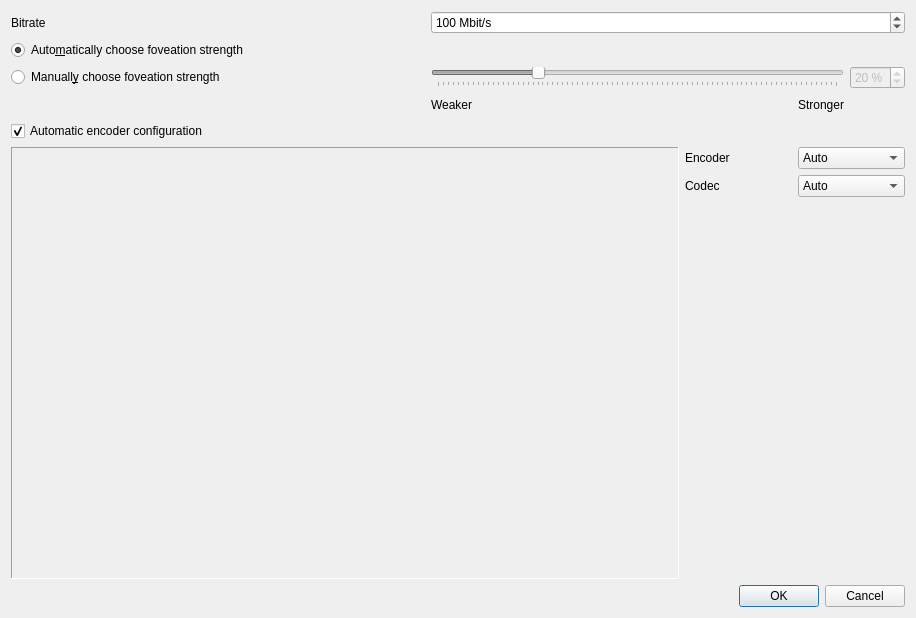
First picture: the form in server-gui/settings.ui, repository Beyley/WiVRn, before the edit.
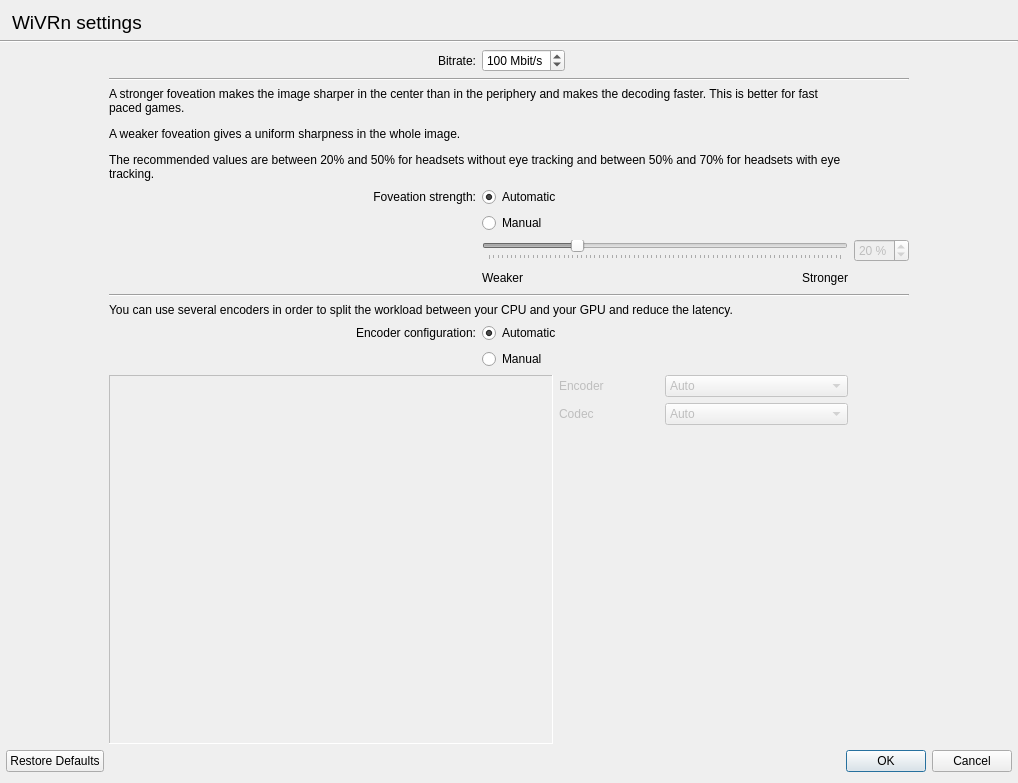
Second picture: the form after the edit. Icons and pictures are not drawn. Custom widgets are drawn as their Qt base class.

Patch:
```diff
--- a/server-gui/settings.ui
+++ b/server-gui/settings.ui
@@ -6,78 +6,46 @@
    <rect>
     <x>0</x>
     <y>0</y>
-    <width>916</width>
-    <height>618</height>
+    <width>1018</width>
+    <height>783</height>
    </rect>
   </property>
   <property name="windowTitle">
    <string>Settings</string>
   </property>
   <layout class="QVBoxLayout" name="verticalLayout">
+   <property name="leftMargin">
+    <number>0</number>
+   </property>
+   <property name="rightMargin">
+    <number>0</number>
+   </property>
    <item>
     <layout class="QGridLayout" name="gridLayout_2">
-     <item row="0" column="0">
+     <item row="6" column="1">
+      <widget class="QLabel" name="label_4">
+       <property name="text">
+        <string>Foveation strength:</string>
+       </property>
+       <property name="alignment">
+        <set>Qt::AlignmentFlag::AlignRight|Qt::AlignmentFlag::AlignTrailing|Qt::AlignmentFlag::AlignVCenter</set>
+       </property>
+      </widget>
+     </item>
+     <item row="2" column="1">
       <widget class="QLabel" name="bitrate_label">
        <property name="text">
-        <string>Bitrate</string>
+        <string>Bitrate:</string>
+       </property>
+       <property name="alignment">
+        <set>Qt::AlignmentFlag::AlignRight|Qt::AlignmentFlag::AlignTrailing|Qt::AlignmentFlag::AlignVCenter</set>
        </property>
        <property name="buddy">
         <cstring>bitrate</cstring>
        </property>
       </widget>
      </item>
-     <item row="1" column="0">
-      <widget class="QRadioButton" name="radio_auto_foveation">
-       <property name="text">
-        <string>Auto&amp;matically choose foveation strength</string>
-       </property>
-       <property name="checked">
-        <bool>true</bool>
-       </property>
-       <attribute name="buttonGroup">
-        <string notr="true">group_foveation</string>
-       </attribute>
-      </widget>
-     </item>
-     <item row="0" column="2" colspan="2">
-      <widget class="QDoubleSpinBox" name="bitrate">
-       <property name="suffix">
-        <string> Mbit/s</string>
-       </property>
-       <property name="decimals">
-        <number>0</number>
-       </property>
-       <property name="minimum">
-        <double>1.000000000000000</double>
-       </property>
-       <property name="maximum">
-        <double>200.000000000000000</double>
-       </property>
-       <property name="value">
-        <double>100.000000000000000</double>
-       </property>
-      </widget>
-     </item>
-     <item row="2" column="3">
-      <widget class="QSpinBox" name="spin_foveation">
-       <property name="enabled">
-        <bool>false</bool>
-       </property>
-       <property name="readOnly">
-        <bool>false</bool>
-       </property>
-       <property name="suffix">
-        <string> %</string>
-       </property>
-       <property name="maximum">
-        <number>80</number>
-       </property>
-       <property name="value">
-        <number>20</number>
-       </property>
-      </widget>
-     </item>
-     <item row="3" column="2">
+     <item row="10" column="2">
       <layout class="QHBoxLayout" name="horizontalLayout_2">
        <item>
         <widget class="QLabel" name="label_2">
@@ -112,72 +80,28 @@
       </layout>
      </item>
      <item row="2" column="2">
-      <widget class="QSlider" name="slider_foveation">
-       <property name="enabled">
-        <bool>false</bool>
-       </property>
-       <property name="sizePolicy">
-        <sizepolicy hsizetype="Preferred" vsizetype="Fixed">
-         <horstretch>0</horstretch>
-         <verstretch>0</verstretch>
-        </sizepolicy>
-       </property>
-       <property name="statusTip">
-        <string/>
-       </property>
-       <property name="minimum">
+      <layout class="QHBoxLayout" name="horizontalLayout_4">
+       <item>
+        <widget class="QDoubleSpinBox" name="bitrate">
+         <property name="suffix">
+          <string> Mbit/s</string>
+         </property>
+         <property name="decimals">
         <number>0</number>
        </property>
+         <property name="minimum">
+          <double>1.000000000000000</double>
+         </property>
        <property name="maximum">
-        <number>80</number>
+          <double>200.000000000000000</double>
        </property>
        <property name="value">
-        <number>20</number>
-       </property>
-       <property name="orientation">
-        <enum>Qt::Orientation::Horizontal</enum>
-       </property>
-       <property name="tickPosition">
-        <enum>QSlider::TickPosition::TicksBelow</enum>
-       </property>
-      </widget>
-     </item>
-     <item row="2" column="0">
-      <layout class="QHBoxLayout" name="horizontalLayout_3">
+          <double>100.000000000000000</double>
+         </property>
+        </widget>
+       </item>
        <item>
-        <widget class="QRadioButton" name="radio_manual_foveation">
-         <property name="toolTip">
-          <string>&lt;html&gt;&lt;head/&gt;&lt;body&gt;&lt;p&gt;A stronger foveation makes the image sharper in the center than in the periphery and makes the decoding faster.&lt;/p&gt;&lt;p&gt;A weaker foveation gives a uniform sharpness in the whole image.&lt;/p&gt;&lt;/body&gt;&lt;/html&gt;</string>
-         </property>
-         <property name="text">
-          <string>Manuall&amp;y choose foveation strength</string>
-         </property>
-         <attribute name="buttonGroup">
-          <string notr="true">group_foveation</string>
-         </attribute>
-        </widget>
-       </item>
-       <item>
-        <widget class="QPushButton" name="foveation_info">
-         <property name="cursor">
-          <cursorShape>WhatsThisCursor</cursorShape>
-         </property>
-         <property name="focusPolicy">
-          <enum>Qt::FocusPolicy::NoFocus</enum>
-         </property>
-         <property name="text">
-          <string/>
-         </property>
-         <property name="icon">
-          <iconset theme="help-about"/>
-         </property>
-         <property name="flat">
-          <bool>true</bool>
-         </property>
-        </widget>
-       </item>
-       <item>
-        <spacer name="horizontalSpacer">
+        <spacer name="horizontalSpacer_3">
          <property name="orientation">
           <enum>Qt::Orientation::Horizontal</enum>
          </property>
@@ -191,22 +115,20 @@
        </item>
       </layout>
      </item>
-    </layout>
-   </item>
-   <item>
-    <widget class="QCheckBox" name="checkbox_automatic_encoder_config">
+     <item row="12" column="1" colspan="2">
+      <widget class="QLabel" name="label_7">
      <property name="text">
-      <string>Automatic encoder configuration</string>
-     </property>
-     <property name="checked">
-      <bool>true</bool>
+        <string>You can use several encoders in order to split the workload between your CPU and your GPU and reduce the latency.</string>
      </property>
     </widget>
    </item>
-   <item>
+     <item row="15" column="1" colspan="2">
     <layout class="QHBoxLayout" name="layout_encoder_config">
      <item>
       <widget class="rectangle_partitionner" name="partitionner">
+         <property name="enabled">
+          <bool>false</bool>
+         </property>
        <property name="sizePolicy">
         <sizepolicy hsizetype="Expanding" vsizetype="Preferred">
          <horstretch>0</horstretch>
@@ -232,24 +154,11 @@
      </item>
      <item>
       <layout class="QGridLayout" name="gridLayout">
-       <item row="1" column="0">
-        <widget class="QLabel" name="codec_label">
-         <property name="minimumSize">
-          <size>
-           <width>100</width>
-           <height>0</height>
-          </size>
-         </property>
-         <property name="text">
-          <string>Codec</string>
-         </property>
-         <property name="buddy">
-          <cstring>codec</cstring>
-         </property>
-        </widget>
-       </item>
        <item row="0" column="0">
         <widget class="QLabel" name="encoder_label">
+           <property name="enabled">
+            <bool>false</bool>
+           </property>
          <property name="minimumSize">
           <size>
            <width>100</width>
@@ -266,6 +175,9 @@
        </item>
        <item row="0" column="1">
         <widget class="QComboBox" name="encoder">
+           <property name="enabled">
+            <bool>false</bool>
+           </property>
          <property name="minimumSize">
           <size>
            <width>100</width>
@@ -279,23 +191,26 @@
          </item>
          <item>
           <property name="text">
-           <string notr="true">nvenc</string>
+             <string>nvenc (NVIDIA GPUs)</string>
           </property>
          </item>
          <item>
           <property name="text">
-           <string notr="true">vaapi</string>
+             <string>vaapi (AMD and Intel GPUs)</string>
           </property>
          </item>
          <item>
           <property name="text">
-           <string notr="true">x264</string>
+             <string>x264 (software encoding)</string>
           </property>
          </item>
         </widget>
        </item>
        <item row="1" column="1">
         <widget class="QComboBox" name="codec">
+           <property name="enabled">
+            <bool>false</bool>
+           </property>
          <property name="minimumSize">
           <size>
            <width>100</width>
@@ -326,6 +241,15 @@
        </item>
        <item row="2" column="0" colspan="2">
         <widget class="QLabel" name="message">
+           <property name="enabled">
+            <bool>false</bool>
+           </property>
+           <property name="sizePolicy">
+            <sizepolicy hsizetype="Preferred" vsizetype="Expanding">
+             <horstretch>0</horstretch>
+             <verstretch>0</verstretch>
+            </sizepolicy>
+           </property>
          <property name="minimumSize">
           <size>
            <width>220</width>
@@ -338,30 +262,299 @@
            <height>16777215</height>
           </size>
          </property>
+           <property name="alignment">
+            <set>Qt::AlignmentFlag::AlignLeading|Qt::AlignmentFlag::AlignLeft|Qt::AlignmentFlag::AlignTop</set>
+           </property>
+           <property name="wordWrap">
+            <bool>true</bool>
+           </property>
+          </widget>
+         </item>
+         <item row="1" column="0">
+          <widget class="QLabel" name="codec_label">
+           <property name="enabled">
+            <bool>false</bool>
+           </property>
+           <property name="minimumSize">
+            <size>
+             <width>100</width>
+             <height>0</height>
+            </size>
+           </property>
          <property name="text">
-          <string/>
-         </property>
+            <string>Codec</string>
+           </property>
+           <property name="buddy">
+            <cstring>codec</cstring>
+           </property>
+          </widget>
+         </item>
+        </layout>
+       </item>
+      </layout>
+     </item>
+     <item row="13" column="1">
+      <widget class="QLabel" name="label_5">
+       <property name="text">
+        <string>Encoder configuration:</string>
+       </property>
+       <property name="alignment">
+        <set>Qt::AlignmentFlag::AlignRight|Qt::AlignmentFlag::AlignTrailing|Qt::AlignmentFlag::AlignVCenter</set>
+       </property>
+      </widget>
+     </item>
+     <item row="4" column="1" colspan="3">
+      <widget class="Line" name="line">
+       <property name="minimumSize">
+        <size>
+         <width>800</width>
+         <height>0</height>
+        </size>
+       </property>
+       <property name="maximumSize">
+        <size>
+         <width>800</width>
+         <height>16777215</height>
+        </size>
+       </property>
+       <property name="orientation">
+        <enum>Qt::Orientation::Horizontal</enum>
+       </property>
+      </widget>
+     </item>
+     <item row="2" column="0">
+      <spacer name="horizontalSpacer_4">
+       <property name="orientation">
+        <enum>Qt::Orientation::Horizontal</enum>
+       </property>
+       <property name="sizeHint" stdset="0">
+        <size>
+         <width>40</width>
+         <height>20</height>
+        </size>
+       </property>
+      </spacer>
+     </item>
+     <item row="9" column="3">
+      <widget class="QSpinBox" name="spin_foveation">
+       <property name="enabled">
+        <bool>false</bool>
+       </property>
+       <property name="readOnly">
+        <bool>false</bool>
+       </property>
+       <property name="suffix">
+        <string> %</string>
+       </property>
+       <property name="maximum">
+        <number>80</number>
+       </property>
+       <property name="value">
+        <number>20</number>
+       </property>
+      </widget>
+     </item>
+     <item row="11" column="1" colspan="3">
+      <widget class="Line" name="line_2">
+       <property name="orientation">
+        <enum>Qt::Orientation::Horizontal</enum>
+       </property>
+      </widget>
+     </item>
+     <item row="2" column="4">
+      <spacer name="horizontalSpacer_5">
+       <property name="orientation">
+        <enum>Qt::Orientation::Horizontal</enum>
+       </property>
+       <property name="sizeHint" stdset="0">
+        <size>
+         <width>40</width>
+         <height>20</height>
+        </size>
+       </property>
+      </spacer>
+     </item>
+     <item row="9" column="2">
+      <widget class="QSlider" name="slider_foveation">
+       <property name="enabled">
+        <bool>false</bool>
+       </property>
+       <property name="sizePolicy">
+        <sizepolicy hsizetype="Preferred" vsizetype="Fixed">
+         <horstretch>0</horstretch>
+         <verstretch>0</verstretch>
+        </sizepolicy>
+       </property>
+       <property name="minimum">
+        <number>0</number>
+       </property>
+       <property name="maximum">
+        <number>80</number>
+       </property>
+       <property name="value">
+        <number>20</number>
+       </property>
+       <property name="orientation">
+        <enum>Qt::Orientation::Horizontal</enum>
+       </property>
+       <property name="tickPosition">
+        <enum>QSlider::TickPosition::TicksBelow</enum>
+       </property>
+      </widget>
+     </item>
+     <item row="13" column="2">
+      <widget class="QRadioButton" name="radio_auto_encoder">
+       <property name="text">
+        <string comment="Encoder">Automatic</string>
+       </property>
+       <property name="checked">
+        <bool>true</bool>
+       </property>
+       <attribute name="buttonGroup">
+        <string notr="true">group_encoder</string>
+       </attribute>
+      </widget>
+     </item>
+     <item row="5" column="1" colspan="2">
+      <widget class="QLabel" name="label">
+       <property name="minimumSize">
+        <size>
+         <width>0</width>
+         <height>0</height>
+        </size>
+       </property>
+       <property name="text">
+        <string>&lt;html&gt;&lt;head/&gt;&lt;body&gt;&lt;p&gt;A stronger foveation makes the image sharper in the center than in the periphery and makes the decoding faster. This is better for fast paced games.&lt;/p&gt;&lt;p&gt;A weaker foveation gives a uniform sharpness in the whole image.&lt;/p&gt;&lt;p&gt;The recommended values are between 20% and 50% for headsets without eye tracking and between 50% and 70% for headsets with eye tracking.&lt;/p&gt;&lt;/body&gt;&lt;/html&gt;</string>
+       </property>
          <property name="wordWrap">
           <bool>true</bool>
          </property>
         </widget>
        </item>
-       <item row="4" column="0" colspan="2">
-        <spacer name="verticalSpacer">
+     <item row="14" column="2">
+      <widget class="QRadioButton" name="radio_manual_encoder">
+       <property name="text">
+        <string comment="Encoder">Manual</string>
+       </property>
+       <attribute name="buttonGroup">
+        <string notr="true">group_encoder</string>
+       </attribute>
+      </widget>
+     </item>
+     <item row="6" column="2">
+      <widget class="QRadioButton" name="radio_auto_foveation">
+       <property name="text">
+        <string comment="Foveation">Automatic</string>
+       </property>
+       <property name="checked">
+        <bool>true</bool>
+       </property>
+       <attribute name="buttonGroup">
+        <string notr="true">group_foveation</string>
+       </attribute>
+      </widget>
+     </item>
+     <item row="9" column="1">
+      <layout class="QHBoxLayout" name="horizontalLayout_3">
+       <item>
+        <spacer name="horizontalSpacer">
          <property name="orientation">
-          <enum>Qt::Orientation::Vertical</enum>
+          <enum>Qt::Orientation::Horizontal</enum>
          </property>
          <property name="sizeHint" stdset="0">
           <size>
-           <width>20</width>
-           <height>40</height>
+           <width>40</width>
+           <height>20</height>
           </size>
          </property>
         </spacer>
        </item>
       </layout>
      </item>
-    </layout>
+     <item row="7" column="2">
+      <widget class="QRadioButton" name="radio_manual_foveation">
+       <property name="text">
+        <string comment="Foveation">Manual</string>
+       </property>
+       <attribute name="buttonGroup">
+        <string notr="true">group_foveation</string>
+       </attribute>
+      </widget>
+     </item>
+     <item row="1" column="0" colspan="5">
+      <widget class="Line" name="line_3">
+       <property name="orientation">
+        <enum>Qt::Orientation::Horizontal</enum>
+       </property>
+      </widget>
+     </item>
+     <item row="0" column="0" colspan="5">
+      <layout class="QHBoxLayout" name="horizontalLayout_5">
+       <item>
+        <spacer name="horizontalSpacer_8">
+         <property name="orientation">
+          <enum>Qt::Orientation::Horizontal</enum>
+         </property>
+         <property name="sizeType">
+          <enum>QSizePolicy::Policy::Fixed</enum>
+         </property>
+         <property name="sizeHint" stdset="0">
+          <size>
+           <width>12</width>
+           <height>20</height>
+          </size>
+         </property>
+        </spacer>
+       </item>
+       <item>
+        <widget class="QLabel" name="label_6">
+         <property name="font">
+          <font>
+           <pointsize>14</pointsize>
+          </font>
+         </property>
+         <property name="text">
+          <string>WiVRn settings</string>
+         </property>
+        </widget>
+       </item>
+       <item>
+        <spacer name="horizontalSpacer_9">
+         <property name="orientation">
+          <enum>Qt::Orientation::Horizontal</enum>
+         </property>
+         <property name="sizeType">
+          <enum>QSizePolicy::Policy::Fixed</enum>
+         </property>
+         <property name="sizeHint" stdset="0">
+          <size>
+           <width>12</width>
+           <height>20</height>
+          </size>
+         </property>
+        </spacer>
+       </item>
+      </layout>
+     </item>
+    </layout>
+   </item>
+   <item>
+    <layout class="QHBoxLayout" name="horizontalLayout">
+     <item>
+      <spacer name="horizontalSpacer_6">
+       <property name="orientation">
+        <enum>Qt::Orientation::Horizontal</enum>
+       </property>
+       <property name="sizeType">
+        <enum>QSizePolicy::Policy::Fixed</enum>
+       </property>
+       <property name="sizeHint" stdset="0">
+        <size>
+         <width>6</width>
+         <height>20</height>
+        </size>
+       </property>
+      </spacer>
    </item>
    <item>
     <widget class="QDialogButtonBox" name="buttonBox">
@@ -369,9 +562,27 @@
       <enum>Qt::Orientation::Horizontal</enum>
      </property>
      <property name="standardButtons">
-      <set>QDialogButtonBox::StandardButton::Cancel|QDialogButtonBox::StandardButton::Ok</set>
-     </property>
-    </widget>
+        <set>QDialogButtonBox::StandardButton::Cancel|QDialogButtonBox::StandardButton::Ok|QDialogButtonBox::StandardButton::RestoreDefaults</set>
+       </property>
+      </widget>
+     </item>
+     <item>
+      <spacer name="horizontalSpacer_7">
+       <property name="orientation">
+        <enum>Qt::Orientation::Horizontal</enum>
+       </property>
+       <property name="sizeType">
+        <enum>QSizePolicy::Policy::Fixed</enum>
+       </property>
+       <property name="sizeHint" stdset="0">
+        <size>
+         <width>6</width>
+         <height>20</height>
+        </size>
+       </property>
+      </spacer>
+     </item>
+    </layout>
    </item>
   </layout>
  </widget>
```
Left out of the diff: 143 changed lines with no effect on the pictures. Lines whose indentation alone changed are shown as unchanged.
